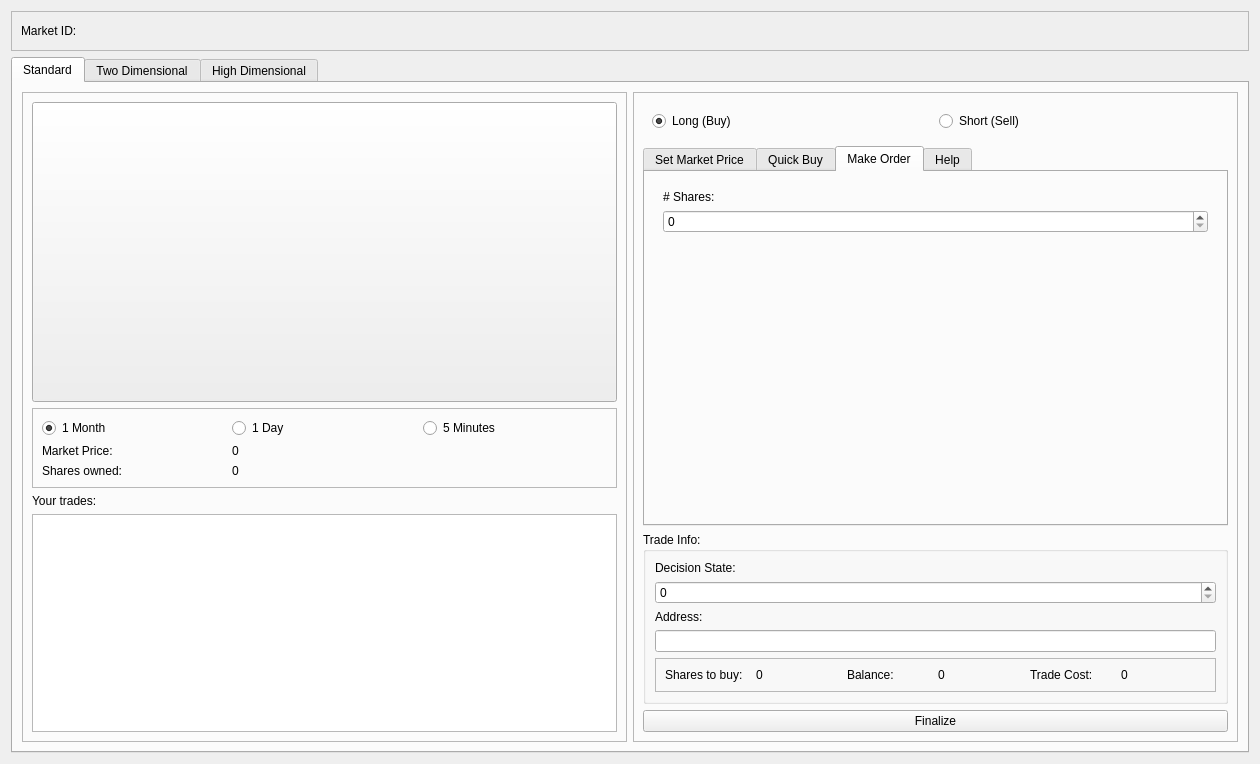
Qt form src/qt/forms/markettradeview.ui (bitjson/hivemind) before a commit.
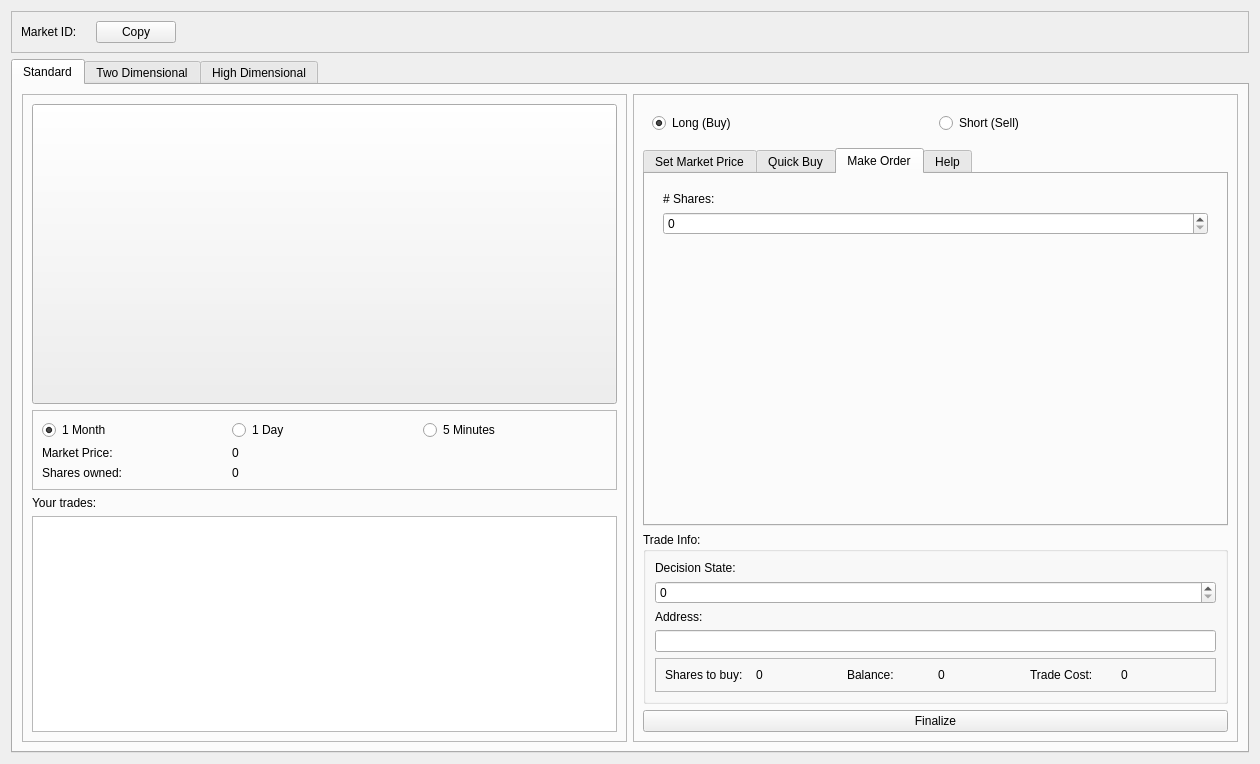
The same form after that commit. Icons and pictures are not drawn.

Commit message: added copy button to MarketTradeView, simplify getting branch in MarketView

Diff of the .ui file:
```diff
--- a/src/qt/forms/markettradeview.ui
+++ b/src/qt/forms/markettradeview.ui
@@ -37,6 +37,23 @@
         </property>
        </widget>
       </item>
+      <item>
+       <widget class="QPushButton" name="pushButtonCopyMarketID">
+        <property name="text">
+         <string>Copy</string>
+        </property>
+        <property name="icon">
+         <iconset resource="../hivemind.qrc">
+          <normaloff>:/icons/editcopy</normaloff>:/icons/editcopy</iconset>
+        </property>
+        <property name="iconSize">
+         <size>
+          <width>20</width>
+          <height>20</height>
+         </size>
+        </property>
+       </widget>
+      </item>
       <item>
        <spacer name="horizontalSpacer">
         <property name="orientation">
```
Left out of the diff: 6 changed lines with no effect on the pictures. The commit also changes 3 other files.
